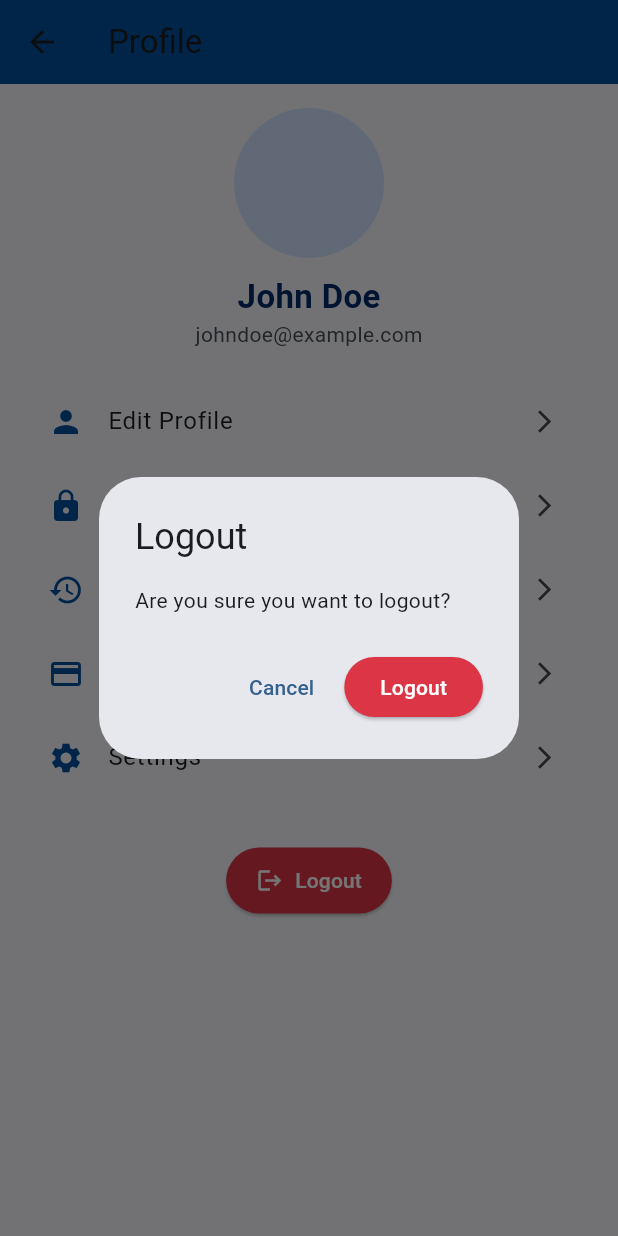
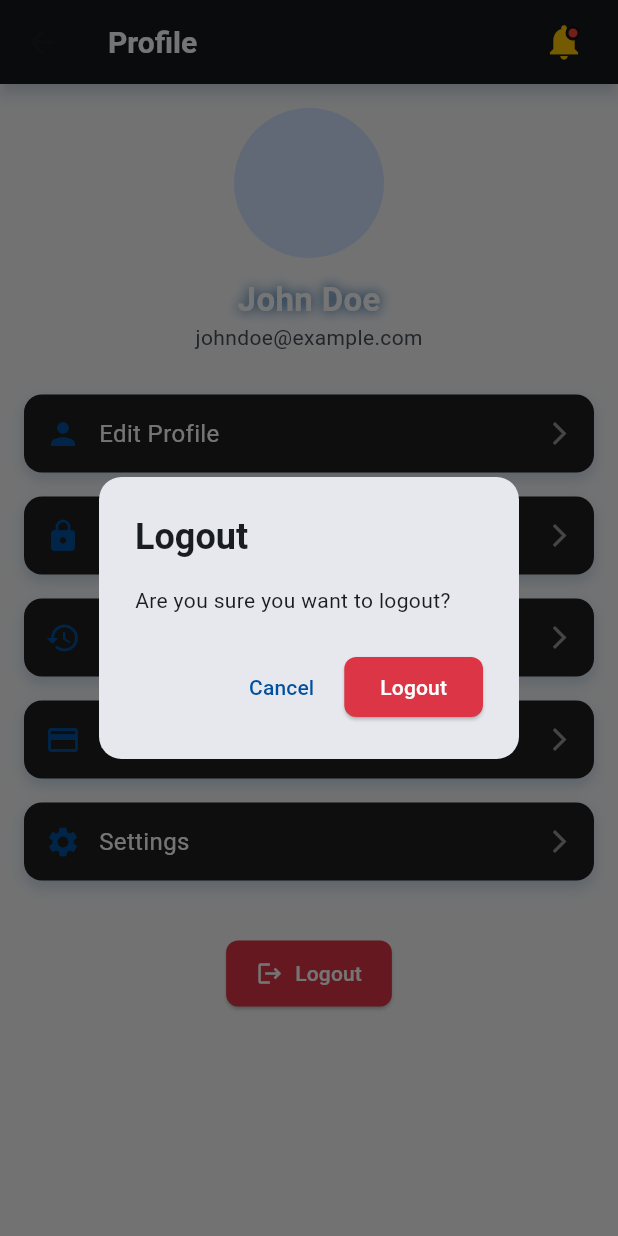
Before and after one commit to engbasel/Door-To-Door-APP, a Flutter app: the ProfileScreen screen opened by its route, after a tap on "Logout", on a phone screen of 412 x 824 dp. Run offline on Flutter 3.47's test engine with Material 3 defaults, Android fonts, the light colour scheme and no system bars; our stand-ins replace animate_do.

Commit message:
refactor app bar

```diff
--- a/lib/core/AppColors.dart
+++ b/lib/core/AppColors.dart
@@ -15,7 +15,7 @@ class AppColors {
   static const Color lightTextSecondary = Color(0xFF495057);
 
   // Dark Theme Colors
-  static const Color darkBackground = Color(0xFF121212);
+  static const Color darkBackgroundblack = Color(0xFF121212);
   static const Color darkSurface = Color(0xFF1E1E1E);
   static const Color darkTextPrimary = Color(0xFFEAEAEA);
   static const Color darkTextSecondary = Color(0xFFB0B0B0);
--- a/lib/features/Profile/presention/views/ProfileScreen.dart
+++ b/lib/features/Profile/presention/views/ProfileScreen.dart
@@ -1,3 +1,4 @@
+import 'package:carsapp/features/Profile/presention/widgets/profile_appbar.dart';
 import 'package:flutter/material.dart';
 import 'package:carsapp/core/AppColors.dart';
 
@@ -7,23 +8,34 @@ class ProfileScreen extends StatelessWidget {
   void _logout(BuildContext context) {
     showDialog(
       context: context,
-      builder: (context) => AlertDialog(
-        title: const Text("Logout"),
+      builder: (context) => ScaleTransitionDialog(
+        child: AlertDialog(
+          shape:
+              RoundedRectangleBorder(borderRadius: BorderRadius.circular(15)),
+          title: const Text("Logout",
+              style: TextStyle(fontWeight: FontWeight.bold)),
           content: const Text("Are you sure you want to logout?"),
           actions: [
             TextButton(
               onPressed: () => Navigator.pop(context),
-            child: const Text("Cancel"),
+              child: const Text("Cancel",
+                  style: TextStyle(color: AppColors.primaryBlue)),
             ),
             ElevatedButton(
               onPressed: () {
                 Navigator.pop(context); // Close dialog
                 // Add logout functionality here
               },
-            style: ElevatedButton.styleFrom(backgroundColor: AppColors.danger),
-            child: const Text("Logout", style: TextStyle(color: Colors.white)),
+              style: ElevatedButton.styleFrom(
+                backgroundColor: AppColors.danger,
+                shape: RoundedRectangleBorder(
+                    borderRadius: BorderRadius.circular(8)),
+              ),
+              child:
+                  const Text("Logout", style: TextStyle(color: Colors.white)),
             ),
           ],
+        ),
       ),
     );
   }
@@ -31,29 +43,42 @@ class ProfileScreen extends StatelessWidget {
   @override
   Widget build(BuildContext context) {
     return Scaffold(
-      appBar: AppBar(
-        title: const Text('Profile'),
-        backgroundColor: AppColors.primaryBlue,
-      ),
+      backgroundColor: AppColors.lightBackground, // Dark theme background
+      appBar: ProfileAppbar(),
       body: SingleChildScrollView(
         padding: const EdgeInsets.all(16),
         child: Column(
           crossAxisAlignment: CrossAxisAlignment.center,
           children: [
-            // User Avatar
-            const CircleAvatar(
+            // **Animated User Avatar**
+            TweenAnimationBuilder<double>(
+              tween: Tween(begin: 0.8, end: 1.0),
+              duration: const Duration(seconds: 1),
+              curve: Curves.elasticOut,
+              builder: (context, scale, child) {
+                return Transform.scale(scale: scale, child: child);
+              },
+              child: const CircleAvatar(
                 radius: 50,
                 backgroundImage: AssetImage('assets/images/user_avatar.png'),
               ),
-            const SizedBox(height: 10),
+            ),
+            const SizedBox(height: 12),
 
-            // User Info
+            // **User Info with Glow Effect**
             const Text(
               "John Doe",
               style: TextStyle(
                 fontSize: 22,
                 fontWeight: FontWeight.bold,
-                color: AppColors.darkBlue,
+                color: Colors.white,
+                shadows: [
+                  Shadow(
+                    blurRadius: 10,
+                    color: AppColors.primaryBlue,
+                    offset: Offset(0, 0),
+                  ),
+                ],
               ),
             ),
             const Text(
@@ -62,32 +87,73 @@ class ProfileScreen extends StatelessWidget {
             ),
             const SizedBox(height: 20),
 
-            // Profile Options
-            ProfileOption(
-                icon: Icons.person, title: "Edit Profile", onTap: () {}),
-            ProfileOption(
-                icon: Icons.lock, title: "Change Password", onTap: () {}),
-            ProfileOption(
-                icon: Icons.history, title: "Order History", onTap: () {}),
-            ProfileOption(
-                icon: Icons.payment, title: "Payment Methods", onTap: () {}),
-            ProfileOption(
-                icon: Icons.settings, title: "Settings", onTap: () {}),
+            // **Animated Profile Options**
+            _buildProfileOption(Icons.person, "Edit Profile", () {}),
+            _buildProfileOption(Icons.lock, "Change Password", () {}),
+            _buildProfileOption(Icons.history, "Order History", () {}),
+            _buildProfileOption(Icons.payment, "Payment Methods", () {}),
+            _buildProfileOption(Icons.settings, "Settings", () {}),
 
             const SizedBox(height: 30),
 
-            // Logout Button
-            ElevatedButton.icon(
+            // **Animated Logout Button**
+            TweenAnimationBuilder<double>(
+              tween: Tween(begin: 0.8, end: 1.0),
+              duration: const Duration(seconds: 1),
+              curve: Curves.easeOutBack,
+              builder: (context, scale, child) {
+                return Transform.scale(scale: scale, child: child);
+              },
+              child: ElevatedButton.icon(
                 onPressed: () => _logout(context),
                 style: ElevatedButton.styleFrom(
                   backgroundColor: AppColors.danger,
                   padding:
                       const EdgeInsets.symmetric(horizontal: 20, vertical: 12),
+                  shape: RoundedRectangleBorder(
+                      borderRadius: BorderRadius.circular(8)),
                 ),
                 icon: const Icon(Icons.logout, color: Colors.white),
                 label:
                     const Text("Logout", style: TextStyle(color: Colors.white)),
               ),
+            ),
+          ],
+        ),
+      ),
+    );
+  }
+
+  // **Animated Profile Option Widget**
+  Widget _buildProfileOption(IconData icon, String title, VoidCallback onTap) {
+    return GestureDetector(
+      onTap: onTap,
+      child: Container(
+        margin: const EdgeInsets.symmetric(vertical: 8),
+        padding: const EdgeInsets.all(14),
+        decoration: BoxDecoration(
+          color: AppColors.darkSurface,
+          borderRadius: BorderRadius.circular(12),
+          boxShadow: [
+            BoxShadow(
+              color: AppColors.primaryBlue.withOpacity(0.2),
+              blurRadius: 8,
+              offset: const Offset(0, 4),
+            ),
+          ],
+        ),
+        child: Row(
+          children: [
+            Icon(icon, color: AppColors.primaryBlue),
+            const SizedBox(width: 12),
+            Expanded(
+              child: Text(
+                title,
+                style: const TextStyle(fontSize: 16, color: Colors.white),
+              ),
+            ),
+            const Icon(Icons.arrow_forward_ios,
+                size: 18, color: Colors.white54),
           ],
         ),
       ),
@@ -95,26 +161,44 @@ class ProfileScreen extends StatelessWidget {
   }
 }
 
-// Profile Option Widget
-class ProfileOption extends StatelessWidget {
-  final IconData icon;
-  final String title;
-  final VoidCallback onTap;
+// **Scale Transition Dialog**
+class ScaleTransitionDialog extends StatefulWidget {
+  final Widget child;
+  const ScaleTransitionDialog({super.key, required this.child});
 
-  const ProfileOption({
-    super.key,
-    required this.icon,
-    required this.title,
-    required this.onTap,
-  });
+  @override
+  _ScaleTransitionDialogState createState() => _ScaleTransitionDialogState();
+}
+
+class _ScaleTransitionDialogState extends State<ScaleTransitionDialog>
+    with SingleTickerProviderStateMixin {
+  late AnimationController _controller;
+  late Animation<double> _scaleAnimation;
+
+  @override
+  void initState() {
+    super.initState();
+    _controller = AnimationController(
+        vsync: this, duration: const Duration(milliseconds: 300));
+    _scaleAnimation =
+        Tween<double>(begin: 0.8, end: 1.0).animate(CurvedAnimation(
+      parent: _controller,
+      curve: Curves.fastOutSlowIn,
+    ));
+    _controller.forward();
+  }
 
   @override
   Widget build(BuildContext context) {
-    return ListTile(
-      leading: Icon(icon, color: AppColors.primaryBlue),
-      title: Text(title, style: const TextStyle(fontSize: 16)),
-      trailing: const Icon(Icons.arrow_forward_ios, size: 18),
-      onTap: onTap,
+    return ScaleTransition(
+      scale: _scaleAnimation,
+      child: widget.child,
     );
   }
+
+  @override
+  void dispose() {
+    _controller.dispose();
+    super.dispose();
   }
+}
--- /dev/null
+++ b/lib/features/Profile/presention/widgets/profile_appbar.dart
@@ -0,0 +1,86 @@
+import 'package:flutter/material.dart';
+import 'package:carsapp/core/AppColors.dart';
+import 'package:animate_do/animate_do.dart';
+
+class ProfileAppbar extends StatefulWidget implements PreferredSizeWidget {
+  const ProfileAppbar({super.key});
+
+  @override
+  State<ProfileAppbar> createState() => _ProfileAppbarState();
+
+  @override
+  Size get preferredSize => const Size.fromHeight(kToolbarHeight);
+}
+
+class _ProfileAppbarState extends State<ProfileAppbar> {
+  bool _hasNotification = true; // Simulated notification status
+
+  @override
+  Widget build(BuildContext context) {
+    return AppBar(
+      title: const Text(
+        'Profile',
+        style: TextStyle(
+          fontSize: 20,
+          fontWeight: FontWeight.bold,
+          color: Colors.white,
+        ),
+      ),
+      backgroundColor: AppColors.darkBackgroundblack,
+      elevation: 4,
+      shadowColor: AppColors.primaryBlue.withOpacity(0.3),
+      actions: [
+        buildAnimatedNotificationIcon(),
+        const SizedBox(width: 12),
+      ],
+    );
+  }
+
+  Widget buildAnimatedNotificationIcon() {
+    return _hasNotification
+        ? Bounce(
+            infinite: true, // Keep animating
+            duration: const Duration(seconds: 2),
+            from: 10,
+            child: _notificationIcon(),
+          )
+        : _notificationIcon();
+  }
+
+  Widget _notificationIcon() {
+    return IconButton(
+      icon: Stack(
+        children: [
+          const Icon(
+            Icons.notifications,
+            color: AppColors.primaryYellow,
+            size: 28,
+          ),
+          if (_hasNotification)
+            Positioned(
+              right: 3,
+              top: 3,
+              child: Container(
+                width: 10,
+                height: 10,
+                decoration: BoxDecoration(
+                  color: Colors.red,
+                  shape: BoxShape.circle,
+                  border: Border.all(
+                    color: AppColors.darkBackgroundblack,
+                    width: 2,
+                  ),
+                ),
+              ),
+            ),
+        ],
+      ),
+      onPressed: () {
+        setState(() {
+          _hasNotification = !_hasNotification; // Toggle animation
+        });
+      },
+      splashRadius: 24,
+    );
+  }
+}
--- a/lib/features/home/presention/views/home_viwe.dart
+++ b/lib/features/home/presention/views/home_viwe.dart
@@ -27,7 +27,7 @@ class HomeView extends StatelessWidget {
               style: TextStyle(
                 fontSize: 18,
                 fontWeight: FontWeight.bold,
-                color: AppColors.darkBackground,
+                color: AppColors.darkBackgroundblack,
               ),
             ),
             const SizedBox(height: 10),
@@ -39,7 +39,7 @@ class HomeView extends StatelessWidget {
               style: TextStyle(
                 fontSize: 18,
                 fontWeight: FontWeight.bold,
-                color: AppColors.darkBackground,
+                color: AppColors.darkBackgroundblack,
               ),
             ),
             const SizedBox(height: 10),
--- a/lib/features/home/presention/widgets/CoustomSearchBar.dart
+++ b/lib/features/home/presention/widgets/CoustomSearchBar.dart
@@ -35,11 +35,12 @@ class _CoustomSearchBarState extends State<CoustomSearchBar> {
       curve: Curves.easeInOut,
       padding: const EdgeInsets.symmetric(horizontal: 10),
       decoration: BoxDecoration(
-        color: AppColors.darkBackground,
+        color: AppColors.darkBackgroundblack,
         borderRadius: BorderRadius.circular(20),
         border: Border.all(
-          color:
-              _isFocused ? AppColors.primaryYellow : AppColors.darkBackground,
+          color: _isFocused
+              ? AppColors.primaryYellow
+              : AppColors.darkBackgroundblack,
           width: 2,
         ),
         boxShadow: _isFocused
```
Also changed, not shown: 3 other files. Lines whose indentation alone changed are shown as unchanged.
